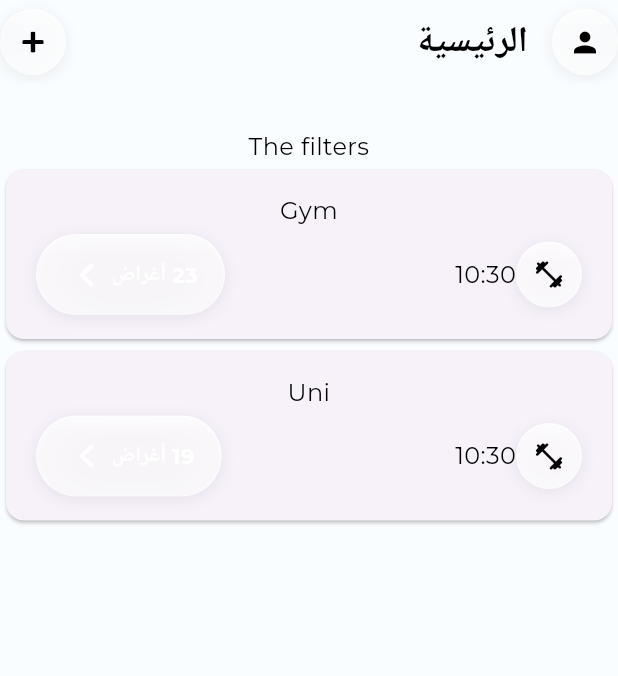
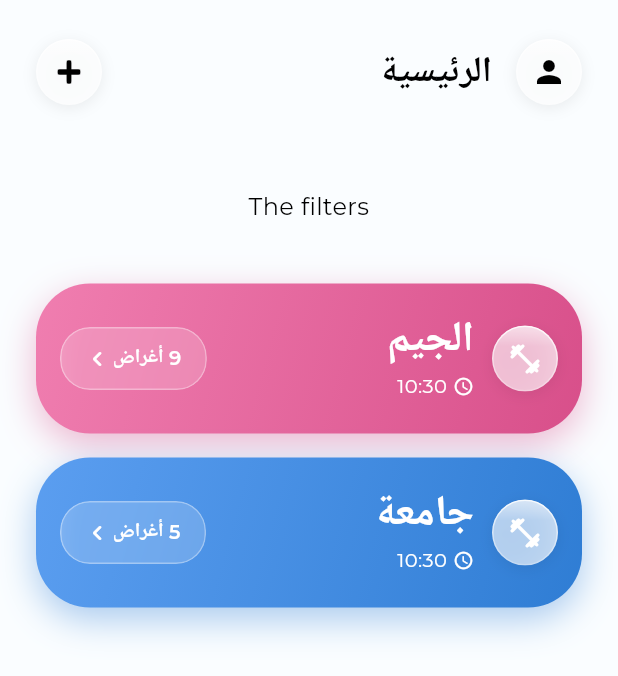
Before and after one commit to FN-Bites/Tawakad, a Flutter app: the screen it shows after launch, on a phone screen of 412 x 824 dp. Shown: the top 676 px of the screen. Run offline on Flutter 3.47's test engine with Material 3 defaults, Android fonts, the phone set to English and light mode, and no system bars; our stand-ins replace animated_text_kit, cloud_firestore, firebase_auth, firebase_core, google_sign_in, rive; accounts and stored records are empty; statements that could not run were skipped.

Commit message:
style pack list cards

```diff
--- a/lib/features/home/ui/pages/home_page.dart
+++ b/lib/features/home/ui/pages/home_page.dart
@@ -3,6 +3,7 @@ import 'package:tawakad_app/core/theme/app_colors.dart';
 import 'pack_list.dart';
 import '../widgets/pack_list/pack_list_card.dart';
 import '../widgets/buttons/pack_list_icon_badge.dart';
+import '../widgets/pack_list_card_theme.dart';
 
 class HomePage extends StatefulWidget {
   @override
@@ -14,8 +15,18 @@ class HomePage extends StatefulWidget {
 class _HomeState extends State<HomePage> {
   //Dummy data
   final List<PackList> _registeredList = [
-    PackList(title: 'Gym', itemCount: 23, date: DateTime.now()),
-    PackList(title: 'Uni', itemCount: 19, date: DateTime.now()),
+    PackList(
+      title: 'الجيم',
+      itemCount: 9,
+      date: DateTime.now(),
+      cardTheme: PackListCardTheme.pink,
+    ),
+    PackList(
+      title: 'جامعة',
+      itemCount: 5,
+      date: DateTime.now(),
+      cardTheme: PackListCardTheme.blue,
+    )
   ];
 
   void _openAddPackList() {
@@ -65,8 +76,13 @@ class _HomeState extends State<HomePage> {
       appBar: AppBar(
         backgroundColor: AppColors.background,
         automaticallyImplyLeading: false,
+        toolbarHeight: kToolbarHeight + 40,
         actions: [
-          const PackListIconBadge(icon: Icons.person),
+          const SizedBox(width: 24),
+          const PackListIconBadge(
+            icon: Icons.person,
+            iconColor: Colors.black,
+          ),
           const SizedBox(
             width: 16,
           ),
@@ -76,14 +92,28 @@ class _HomeState extends State<HomePage> {
           ),
           const Spacer(),
           PackListIconBadge(
-              onPressed: _openAddPackList, icon: Icons.add, bold: true)
+            onPressed: _openAddPackList,
+            icon: Icons.add,
+            bold: true,
+            iconColor: Colors.black,
+          ),
+          const SizedBox(width: 24),
         ],
       ),
       body: Column(
         children: [
           const SizedBox(height: 30),
           const Text("The filters"),
-          Expanded(child: mainContent),
+          Expanded(
+            child: Padding(
+              padding: const EdgeInsets.only(
+                left: 24,
+                right: 24,
+                top: 40,
+              ),
+              child: mainContent,
+            ),
+          ),
         ],
       ),
     );
--- a/lib/features/home/ui/pages/pack_list.dart
+++ b/lib/features/home/ui/pages/pack_list.dart
@@ -1,5 +1,6 @@
 import 'package:uuid/uuid.dart';
 import 'package:intl/intl.dart';
+import 'package:tawakad_app/features/home/ui/widgets/pack_list_card_theme.dart';
 
 const uuid = Uuid();
 final formatter = DateFormat.Hm();
@@ -9,14 +10,15 @@ class PackList {
     required this.title,
     required this.itemCount,
     required this.date,
-  }) : id = uuid.v4();
+    PackListCardTheme? cardTheme,
+  })  : id = uuid.v4(),
+        cardTheme = cardTheme ?? PackListCardTheme.purple;
 
   final String id;
   final String title;
   final int itemCount;
   final DateTime date;
+  final PackListCardTheme cardTheme;
 
-  String get formattedDate {
-    return formatter.format(date);
-  }
+  String get formattedDate => formatter.format(date);
 }
--- a/lib/features/home/ui/widgets/buttons/pack_list_icon_badge.dart
+++ b/lib/features/home/ui/widgets/buttons/pack_list_icon_badge.dart
@@ -7,19 +7,21 @@ class PackListIconBadge extends StatelessWidget {
     required this.icon,
     this.onPressed,
     this.bold = false,
+    this.iconColor = Colors.white,
   });
 
   final IconData icon;
   final VoidCallback? onPressed;
   final bool bold;
+  final Color iconColor;
 
   @override
   Widget build(BuildContext context) {
     return AppLiquidButtons.icon(
       icon: icon,
       onPressed: onPressed,
-      iconColor: const Color.fromARGB(255, 0, 0, 0),
-      iconSize: 22,
+      iconColor: iconColor,
+      iconSize: 24,
       bold: bold,
     );
   }
--- a/lib/features/home/ui/widgets/buttons/pack_list_item_count_button.dart
+++ b/lib/features/home/ui/widgets/buttons/pack_list_item_count_button.dart
@@ -1,5 +1,5 @@
+import 'dart:ui';
 import 'package:flutter/material.dart';
-import 'package:tawakad_app/core/widgets/glass_buttons/app_liquid_buttons.dart';
 
 class PackListItemCountButton extends StatelessWidget {
   const PackListItemCountButton({super.key, required this.itemCount});
@@ -8,18 +8,40 @@ class PackListItemCountButton extends StatelessWidget {
 
   @override
   Widget build(BuildContext context) {
-    return AppLiquidButtons.custom(
-      height: 54,
-      onPressed: () {},
-      child: Row(
-        children: [
-          Text('$itemCount أغراض',
-              style: Theme.of(context)
-                  .textTheme
-                  .labelSmall
-                  ?.copyWith(fontSize: 14)),
-          const Icon(Icons.chevron_right, color: Colors.white, size: 32),
-        ],
+    return ClipRRect(
+      borderRadius: BorderRadius.circular(20),
+      child: BackdropFilter(
+        filter: ImageFilter.blur(sigmaX: 12, sigmaY: 12),
+        child: Container(
+          padding: const EdgeInsets.symmetric(horizontal: 14, vertical: 10),
+          decoration: BoxDecoration(
+            borderRadius: BorderRadius.circular(20),
+            color: Colors.white.withOpacity(0.18),
+            border: Border.all(
+              color: Colors.white.withOpacity(0.35),
+            ),
+          ),
+          child: Row(
+            mainAxisSize: MainAxisSize.min,
+            children: [
+              const SizedBox(width: 2),
+              Text(
+                '$itemCount أغراض',
+                style: const TextStyle(
+                  fontFamily: 'Montserrat',
+                  fontSize: 13,
+                  fontWeight: FontWeight.w600,
+                  color: Colors.white,
+                ),
+              ),
+              const Icon(
+                Icons.chevron_right_rounded,
+                color: Colors.white,
+                size: 20,
+              ),
+            ],
+          ),
+        ),
       ),
     );
   }
--- a/lib/features/home/ui/widgets/pack_list/pack_list_item.dart
+++ b/lib/features/home/ui/widgets/pack_list/pack_list_item.dart
@@ -1,3 +1,4 @@
+import 'dart:ui';
 import 'package:flutter/material.dart';
 import 'package:tawakad_app/features/home/ui/pages/pack_list.dart';
 import '../buttons/pack_list_icon_badge.dart';
@@ -10,23 +11,71 @@ class PackListItem extends StatelessWidget {
 
   @override
   Widget build(BuildContext context) {
-    return Card(
+    return Container(
+      margin: const EdgeInsets.only(bottom: 16),
+      height: 100,
+      decoration: BoxDecoration(
+        borderRadius: BorderRadius.circular(36),
+        gradient: packlist.cardTheme.gradient,
+        boxShadow: [
+          BoxShadow(
+            color: packlist.cardTheme.shadowColor.withOpacity(0.4),
+            blurRadius: 20,
+            offset: const Offset(0, 8),
+          ),
+        ],
+      ),
       child: Padding(
-        padding: const EdgeInsets.symmetric(horizontal: 20, vertical: 16),
-        child: Column(
+        padding: const EdgeInsets.symmetric(horizontal: 16, vertical: 14),
+        child: Row(
           children: [
-            Text(packlist.title),
-            const SizedBox(height: 4),
-            Row(
-              children: [
-                const PackListIconBadge(
-                  icon: Icons.fitness_center_rounded,
-                ),
-                Text(packlist.formattedDate),
-                const Spacer(),
-                PackListItemCountButton(itemCount: packlist.itemCount),
-              ],
+            const PackListIconBadge(
+              icon: Icons.fitness_center_rounded,
+              iconColor: Colors.white,
             ),
+            const SizedBox(width: 12),
+            Expanded(
+              child: Column(
+                mainAxisAlignment: MainAxisAlignment.center,
+                crossAxisAlignment: CrossAxisAlignment.start,
+                children: [
+                  Text(
+                    packlist.title,
+                    textAlign: TextAlign.right,
+                    style: const TextStyle(
+                      fontFamily: 'Montserrat',
+                      fontSize: 28,
+                      fontWeight: FontWeight.w800,
+                      color: Colors.white,
+                      height: 1.1,
+                    ),
+                  ),
+                  const SizedBox(height: 6),
+                  Row(
+                    mainAxisAlignment: MainAxisAlignment.start,
+                    children: [
+                      const Icon(
+                        Icons.access_time_rounded,
+                        color: Colors.white,
+                        size: 14,
+                      ),
+                      const SizedBox(width: 4),
+                      Text(
+                        packlist.formattedDate,
+                        style: const TextStyle(
+                          fontFamily: 'Montserrat',
+                          fontSize: 13,
+                          fontWeight: FontWeight.w500,
+                          color: Colors.white,
+                        ),
+                      ),
+                    ],
+                  ),
+                ],
+              ),
+            ),
+            const SizedBox(width: 12),
+            PackListItemCountButton(itemCount: packlist.itemCount),
           ],
         ),
       ),
--- /dev/null
+++ b/lib/features/home/ui/widgets/pack_list_card_theme.dart
@@ -0,0 +1,65 @@
+import 'package:flutter/material.dart';
+
+//Tempoary file
+class PackListCardTheme {
+  const PackListCardTheme({
+    required this.gradient,
+    required this.shadowColor,
+  });
+
+  final LinearGradient gradient;
+  final Color shadowColor;
+
+  static const purple = PackListCardTheme(
+    gradient: LinearGradient(
+      colors: [Color(0xFFB57BEE), Color(0xFF9B59D8)],
+      begin: Alignment.topLeft,
+      end: Alignment.bottomRight,
+    ),
+    shadowColor: Color(0xFF9B59D8),
+  );
+
+  static const blue = PackListCardTheme(
+    gradient: LinearGradient(
+      colors: [Color(0xFF5B9EF0), Color(0xFF2F7DD4)],
+      begin: Alignment.topLeft,
+      end: Alignment.bottomRight,
+    ),
+    shadowColor: Color(0xFF2F7DD4),
+  );
+
+  static const green = PackListCardTheme(
+    gradient: LinearGradient(
+      colors: [Color(0xFF5DD48D), Color(0xFF2BAF65)],
+      begin: Alignment.topLeft,
+      end: Alignment.bottomRight,
+    ),
+    shadowColor: Color(0xFF2BAF65),
+  );
+
+  static const pink = PackListCardTheme(
+    gradient: LinearGradient(
+      colors: [Color(0xFFF07EB0), Color(0xFFD84F8A)],
+      begin: Alignment.topLeft,
+      end: Alignment.bottomRight,
+    ),
+    shadowColor: Color(0xFFD84F8A),
+  );
+
+  static const orange = PackListCardTheme(
+    gradient: LinearGradient(
+      colors: [Color(0xFFFFAA5B), Color(0xFFE07820)],
+      begin: Alignment.topLeft,
+      end: Alignment.bottomRight,
+    ),
+    shadowColor: Color(0xFFE07820),
+  );
+
+  static const List<PackListCardTheme> all = [
+    purple,
+    blue,
+    green,
+    pink,
+    orange,
+  ];
+}
```
